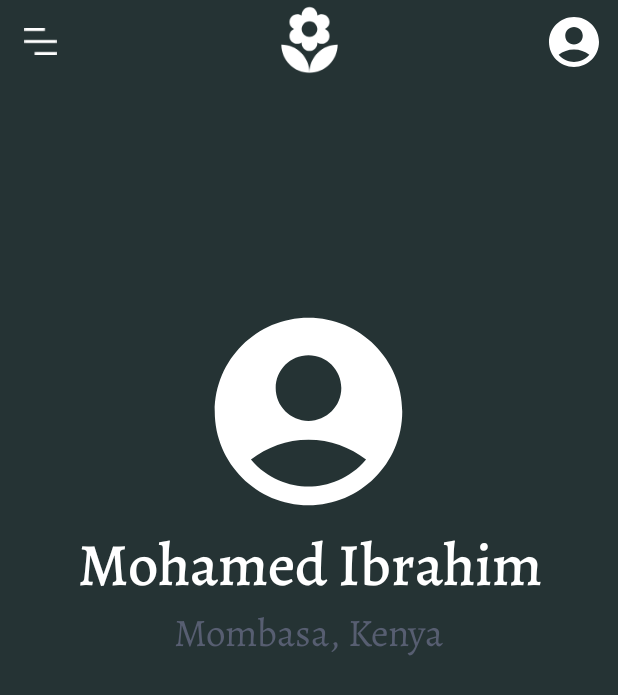
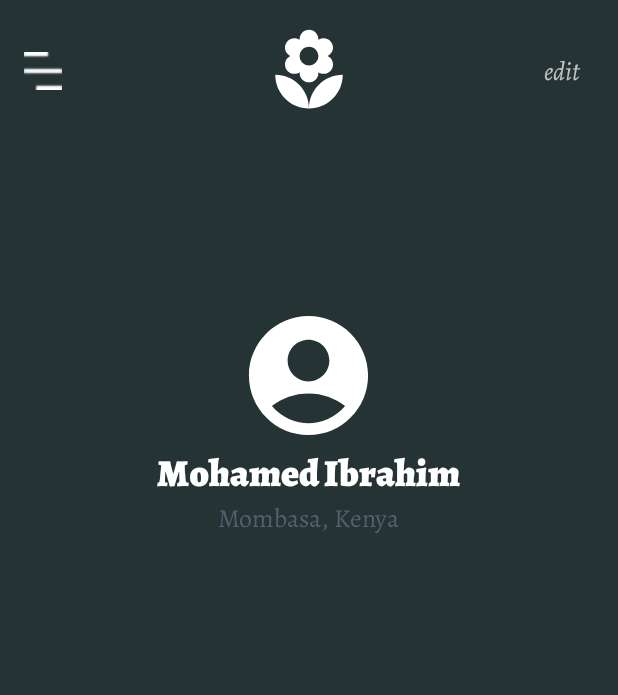
Before and after one commit to moemaair/Mantrana, an Android app: the Profile screen opened directly, with no data from a screen before it, on a phone screen of 412 x 824 dp. Shown: the top 695 px of the screen. Run offline under Robolectric (Android 15) with nearby library versions, the phone set to English and light mode, and no system bars.

Commit message:
add event to edit the profile of user

```diff
--- a/app/src/main/java/com/android/mantrana/MainActivity.kt
+++ b/app/src/main/java/com/android/mantrana/MainActivity.kt
@@ -47,9 +47,9 @@ class MainActivity : AppCompatActivity() {
         relax.setOnClickListener{
          val intent_ = Intent(this, RelaxActivityLayout::class.java)
             startActivity(intent_)
-            }
+        }
 
-        }
+    }
 
 
 
--- a/app/src/main/java/com/android/mantrana/ui/Profile.kt
+++ b/app/src/main/java/com/android/mantrana/ui/Profile.kt
@@ -3,10 +3,17 @@ package com.android.mantrana.ui
 import androidx.appcompat.app.AppCompatActivity
 import android.os.Bundle
 import com.android.mantrana.R
+import com.android.mantrana.snack
+import kotlinx.android.synthetic.main.activity_profile.*
 
 class Profile : AppCompatActivity() {
     override fun onCreate(savedInstanceState: Bundle?) {
         super.onCreate(savedInstanceState)
         setContentView(R.layout.activity_profile)
+
+
+        edit.setOnClickListener{
+            edit.snack("Do you wish to Edit your profile? Click here")
+        }
     }
 }
--- a/app/src/main/res/layout/activity_profile.xml
+++ b/app/src/main/res/layout/activity_profile.xml
@@ -7,42 +7,50 @@
     android:layout_height="match_parent"
     tools:context=".ui.Profile">
 
+
     <androidx.appcompat.widget.Toolbar
         android:id="@+id/toolbar"
         android:layout_width="match_parent"
         android:layout_height="wrap_content"
+        app:layout_constraintBottom_toBottomOf="parent"
         app:layout_constraintEnd_toEndOf="parent"
         app:layout_constraintHorizontal_bias="0.0"
         app:layout_constraintStart_toStartOf="parent"
-        app:layout_constraintTop_toTopOf="parent">
+        app:layout_constraintTop_toTopOf="parent"
+        app:layout_constraintVertical_bias="0.023">
+
 
         <ImageButton
             android:id="@+id/hamburger"
-            android:layout_width="wrap_content"
-            android:layout_height="wrap_content"
+            android:layout_width="25dp"
+            android:layout_height="25dp"
             android:background="@drawable/hamburger" />
 
         <ImageButton
             android:id="@+id/logo"
-            android:layout_width="50dp"
-            android:layout_height="50dp"
+            android:layout_width="60dp"
+            android:layout_height="60dp"
             android:layout_gravity="center"
             android:background="@drawable/ic_baseline_local_florist_24" />
 
-        <ImageButton
-            android:id="@+id/profile"
+        <TextView
+            android:id="@+id/edit"
             android:layout_width="40dp"
             android:layout_height="40dp"
             android:layout_gravity="end"
+            android:textSize="17dp"
+            android:clickable="true"
+            android:fontFamily="@font/alegreyaitalic"
             android:layout_marginEnd="9dp"
-            android:background="@drawable/ic_baseline_account_circle_24" />
+            android:gravity="center_vertical"
+            android:text="edit"/>
 
     </androidx.appcompat.widget.Toolbar>
 
     <LinearLayout
+        android:id="@+id/ll"
         android:layout_width="match_parent"
         android:layout_height="wrap_content"
-        android:layout_marginTop="100dp"
         android:layout_marginBottom="341dp"
         android:gravity="center"
         android:orientation="vertical"
@@ -53,18 +61,18 @@
 
         <ImageView
             android:id="@+id/profilePic"
-            android:layout_width="150dp"
-            android:layout_height="150dp"
+            android:layout_width="114dp"
+            android:layout_height="95dp"
             android:src="@drawable/ic_baseline_account_circle_24" />
 
         <TextView
             android:layout_width="wrap_content"
             android:layout_height="wrap_content"
-            android:fontFamily="@font/alegreyamedium"
+            android:fontFamily="@font/alegreyablack"
             android:text="Mohamed Ibrahim"
             android:textAlignment="center"
             android:textColor="@color/white"
-            android:textSize="40sp" />
+            android:textSize="25sp" />
 
         <TextView
             android:layout_width="wrap_content"
@@ -73,7 +81,7 @@
             android:text="Mombasa, Kenya"
             android:textAlignment="center"
             android:textColor="@color/material_dynamic_secondary40"
-            android:textSize="26sp" />
+            android:textSize="17sp" />
     </LinearLayout>
 
 
```
Also changed, not shown: app/src/main/res/drawable/list_image_shape.xml (added, +9 -0 lines), app/src/main/res/layout/fragment_relax.xml (+41 -32 lines), app/src/main/res/layout/list_relax.xml (added, +67 -0 lines).
